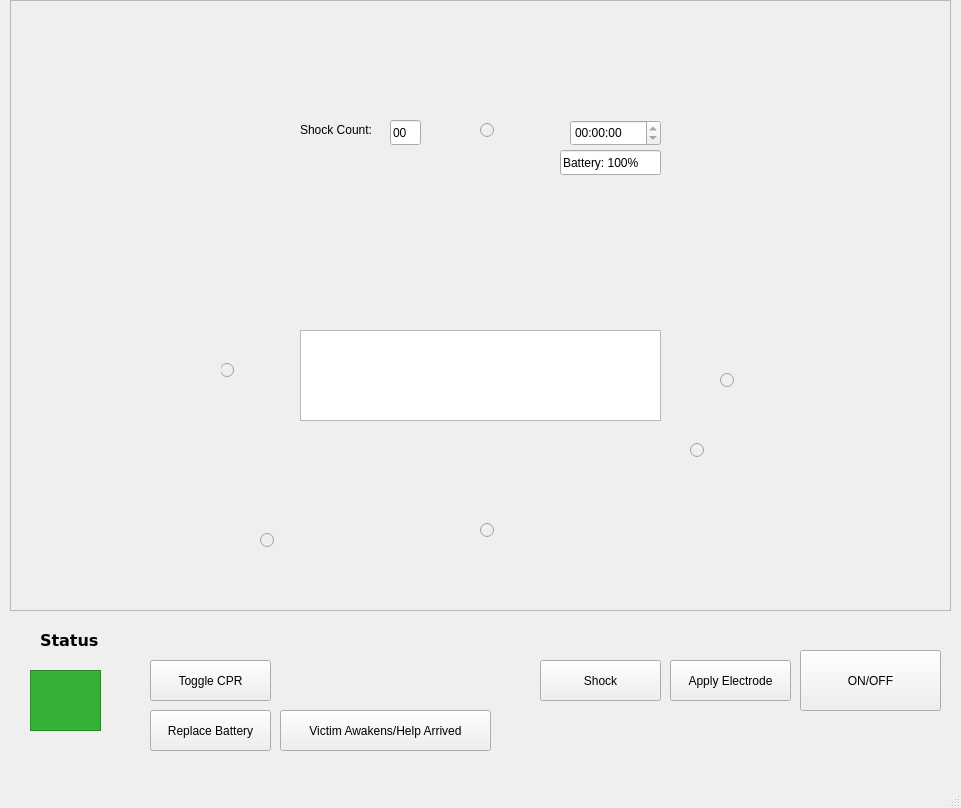
First picture: the form in src/aed-sim/mainwindow.ui, repository zachtes13/comp3004_aed-sim, before the edit.
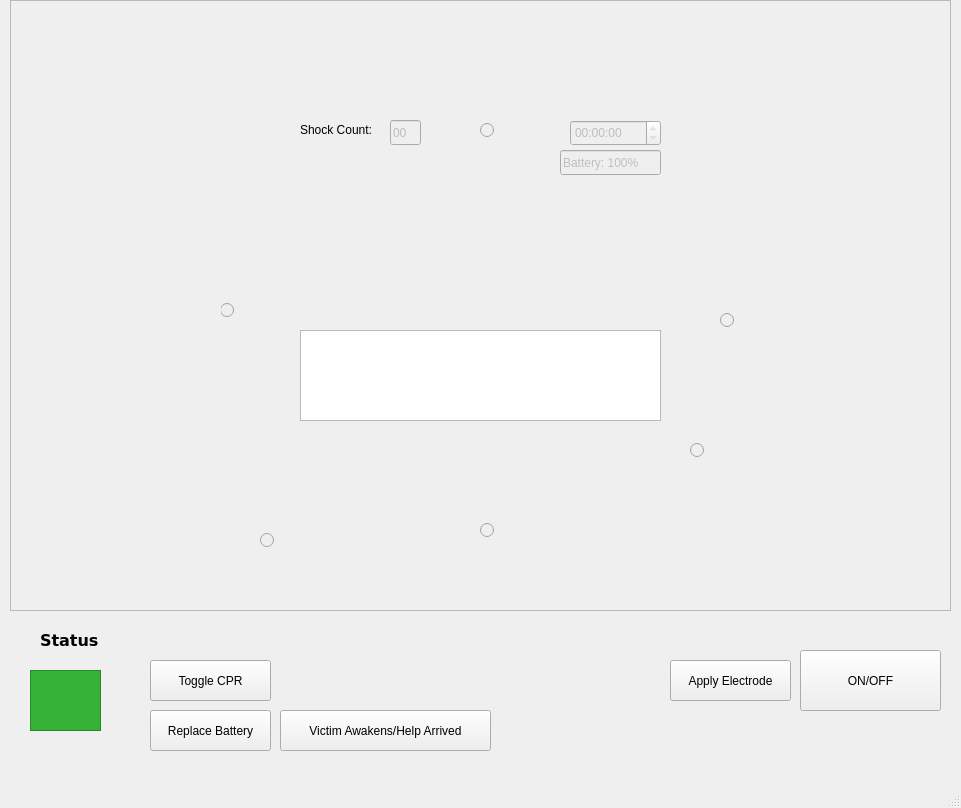
Second picture: the form after the edit.

Commit message: Implement shock stage

What changed in the file:
```diff
--- a/src/aed-sim/mainwindow.ui
+++ b/src/aed-sim/mainwindow.ui
@@ -36,7 +36,7 @@
      <property name="geometry">
       <rect>
        <x>210</x>
-       <y>360</y>
+       <y>300</y>
        <width>16</width>
        <height>21</height>
       </rect>
@@ -102,6 +102,9 @@
      </property>
     </widget>
     <widget class="QTimeEdit" name="time">
+     <property name="enabled">
+      <bool>false</bool>
+     </property>
      <property name="geometry">
       <rect>
        <x>560</x>
@@ -121,7 +124,7 @@
      <property name="geometry">
       <rect>
        <x>710</x>
-       <y>370</y>
+       <y>310</y>
        <width>16</width>
        <height>21</height>
       </rect>
@@ -252,6 +255,9 @@
      </property>
     </widget>
     <widget class="QLineEdit" name="shockCountEdit">
+     <property name="enabled">
+      <bool>false</bool>
+     </property>
      <property name="geometry">
       <rect>
        <x>380</x>
@@ -274,7 +280,7 @@
      <property name="geometry">
       <rect>
        <x>80</x>
-       <y>280</y>
+       <y>220</y>
        <width>131</width>
        <height>111</height>
       </rect>
@@ -312,7 +318,7 @@
      <property name="geometry">
       <rect>
        <x>730</x>
-       <y>280</y>
+       <y>220</y>
        <width>131</width>
        <height>111</height>
       </rect>
@@ -401,6 +407,9 @@
      </property>
     </widget>
     <widget class="QLineEdit" name="battery">
+     <property name="enabled">
+      <bool>false</bool>
+     </property>
      <property name="geometry">
       <rect>
        <x>550</x>
@@ -516,19 +525,6 @@
      <string>Status</string>
     </property>
    </widget>
-   <widget class="QPushButton" name="shockButton">
-    <property name="geometry">
-     <rect>
-      <x>540</x>
-      <y>660</y>
-      <width>121</width>
-      <height>41</height>
-     </rect>
-    </property>
-    <property name="text">
-     <string>Shock</string>
-    </property>
-   </widget>
    <widget class="QPushButton" name="toggleCprButton">
     <property name="geometry">
      <rect>
```
The commit also changes 6 other files.
